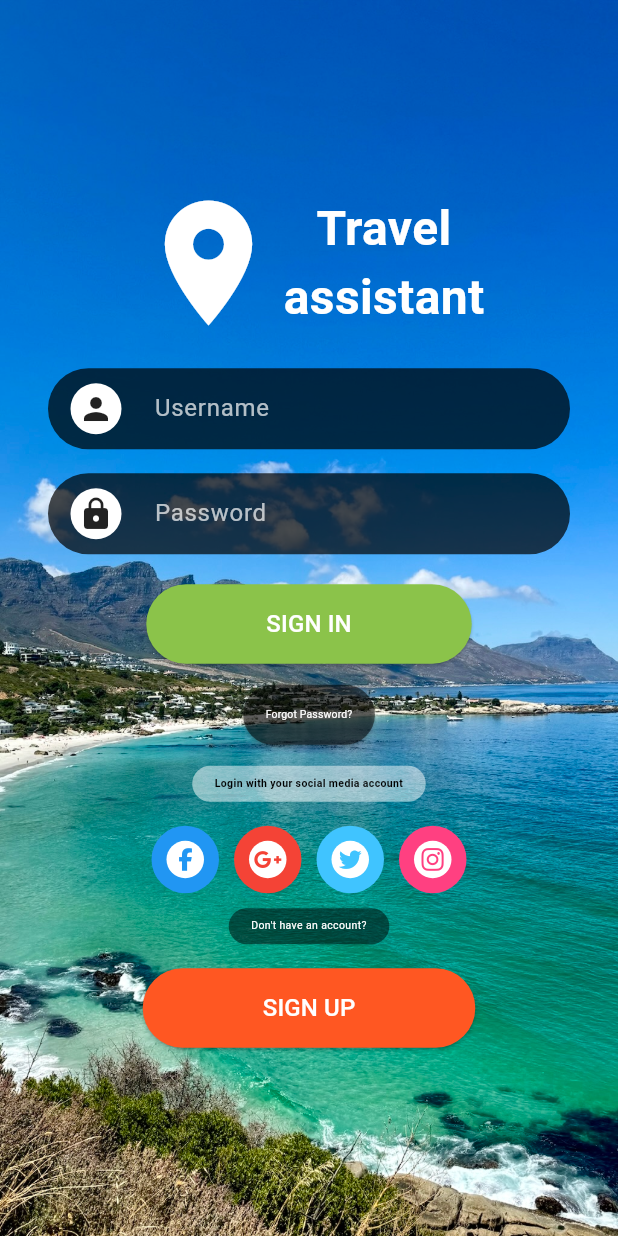
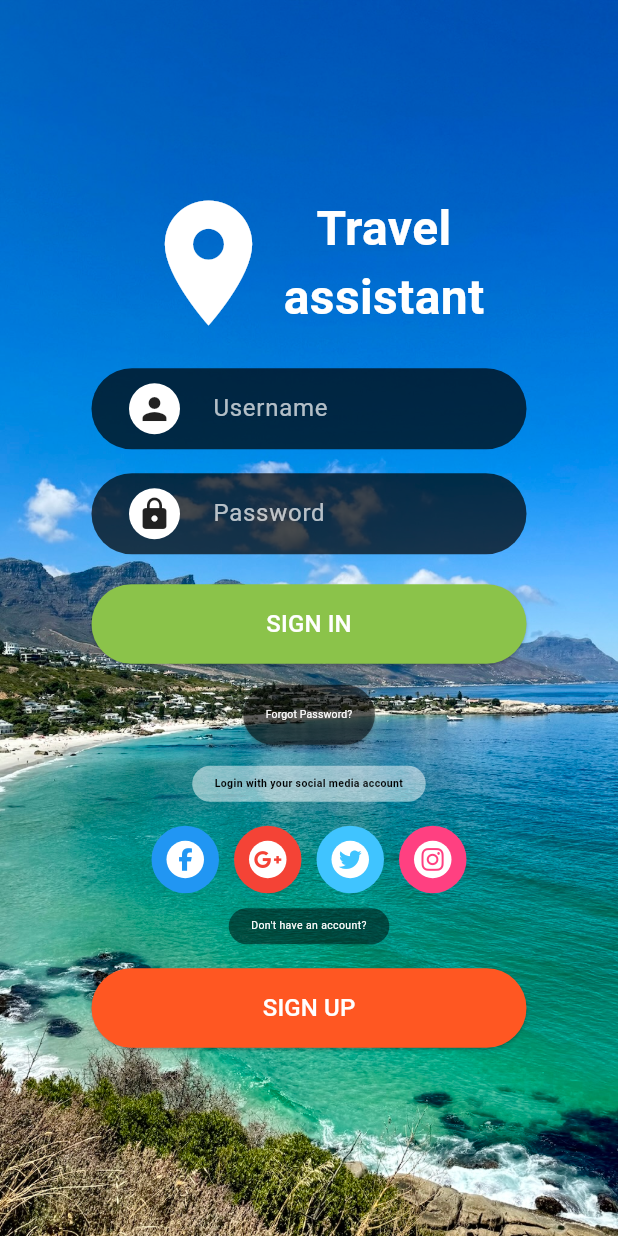
Before and after one commit to AL-Dos/midterm_project_login, a Flutter app: the screen it shows after launch, on a phone screen of 412 x 824 dp. Run offline on Flutter 3.47's test engine with Material 3 defaults, Android fonts, the phone set to English and light mode, and no system bars; our stand-ins replace font_awesome_flutter.

Commit message:
fixed sizes

```diff
--- a/lib/main.dart
+++ b/lib/main.dart
@@ -56,10 +56,12 @@ class MainApp extends StatelessWidget {
                     ),
                     const SizedBox(height: 20),
                     Container(
+                      width: 290,
                       decoration: BoxDecoration(
                         color: Colors.black87.withOpacity(0.7),
                         borderRadius: BorderRadius.circular(30),
                       ),
+                      padding: const EdgeInsets.symmetric(horizontal: 10),
                       child: const TextField(
                         decoration: InputDecoration(
                           prefixIcon: Padding(
@@ -78,12 +80,13 @@ class MainApp extends StatelessWidget {
                       ),
                     ),
                     const SizedBox(height: 16),
-                    // Password field
                     Container(
+                      width: 290,
                       decoration: BoxDecoration(
                         color: Colors.black87.withOpacity(0.7),
                         borderRadius: BorderRadius.circular(30),
                       ),
+                      padding: const EdgeInsets.symmetric(horizontal: 10),
                       child: const TextField(
                         decoration: InputDecoration(
                           prefixIcon: Padding(
@@ -113,7 +116,7 @@ class MainApp extends StatelessWidget {
                             vertical: 15,
                             horizontal: 80,
                           ),
-                      ),
+                          minimumSize: const Size(290, 50)),
                       onPressed: () {
                         // Handle sign-in
                       },
@@ -307,7 +310,7 @@ class MainApp extends StatelessWidget {
                             vertical: 15,
                             horizontal: 80,
                           ),
-                      ),
+                          minimumSize: const Size(290, 50)),
                       onPressed: () {
                         // Handle sign-in
                       },
```
Lines whose indentation alone changed are shown as unchanged.
